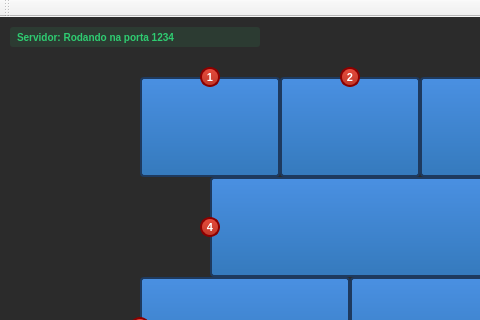
Above: server/mainwindow.ui from ErisvaldoBalbino/so-trens before the change; both pictures show x 0 to 480 and y 0 to 320 of the 728 by 476 pixel window. Below: the same form after it.
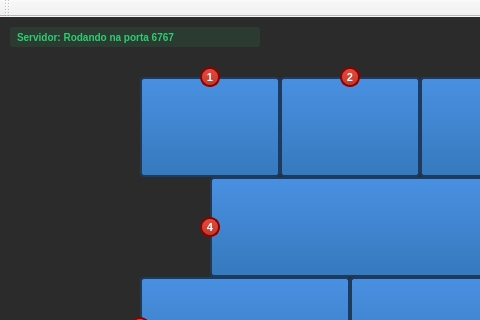
That is the form after the change.

Commit message: chore: change port

```diff
--- a/server/mainwindow.ui
+++ b/server/mainwindow.ui
@@ -30,7 +30,7 @@
      <string notr="true">color: #2ecc71; font-weight: bold; font-size: 10px; background-color: rgba(46, 204, 113, 0.1); padding: 4px; border-radius: 3px;</string>
     </property>
     <property name="text">
-     <string>Servidor: Rodando na porta 1234</string>
+     <string>Servidor: Rodando na porta 6767</string>
     </property>
    </widget>
    <widget class="QLabel" name="labelTrilho01">
```
The commit also changes 2 other files.
